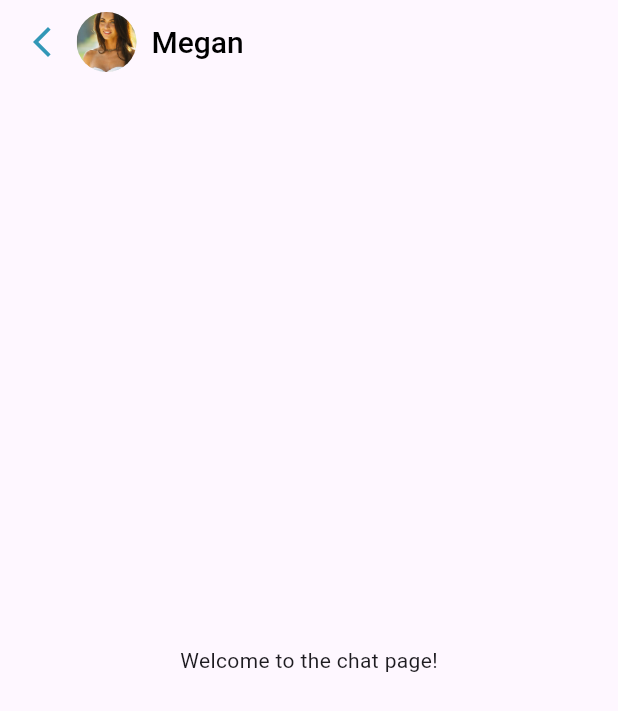
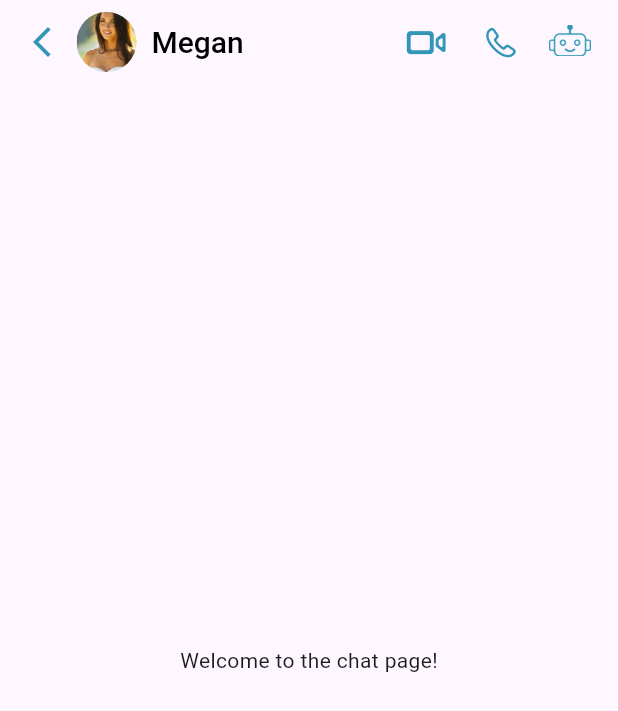
Before and after one commit to melmmarc/kibuddy, a Flutter app: the screen it shows after launch, on a phone screen of 412 x 824 dp. Shown: the top 711 px of the screen. Run offline on Flutter 3.47's test engine with Material 3 defaults, Android fonts, the phone set to English and light mode, and no system bars.

Commit message:
added chat header

```diff
--- a/kibuddy/lib/screens/chat.dart
+++ b/kibuddy/lib/screens/chat.dart
@@ -1,4 +1,5 @@
 import 'package:flutter/material.dart';
+import 'package:flutter/cupertino.dart';
 
 class ChatPage extends StatelessWidget {
   const ChatPage({Key? key}) : super(key: key);
@@ -33,6 +34,40 @@ class ChatPage extends StatelessWidget {
           ],
         ),
         titleSpacing: -5.0,
+        actions: [
+          IconButton(
+            icon: Icon(CupertinoIcons.videocam),
+            color: Color(0xFF3297B7), // Set color for camera icon
+            iconSize: 36, // Adjust the size of the icon
+            onPressed: () {
+              // Add functionality for camera icon
+            },
+          ),
+          IconButton(
+            icon: Icon(CupertinoIcons.phone),
+            color: Color(0xFF3297B7), // Set color for telephone icon
+            iconSize: 24, // Adjust the size of the icon
+            onPressed: () {
+              // Add functionality for telephone icon
+            },
+          ),
+          IconButton(
+  icon: Padding(
+    padding: EdgeInsets.only(right: 10.0), // Add 20 pixels of padding on the right side
+    child: Transform.translate(
+      offset: Offset(0.0, -1.0), // Adjust the offset to move the icon higher
+      child: Image.asset(
+        'assets/images/robot.png', // Path to your PNG icon
+        width: 28, // Adjust width as needed
+        height: 28, // Adjust height as needed
+      ),
+    ),
+  ),
+  onPressed: () {
+    // Add functionality for the robot icon
+  },
+),
+        ],
       ),
       body: const Center(
         child: Text('Welcome to the chat page!'),
--- a/kibuddy/pubspec.yaml
+++ b/kibuddy/pubspec.yaml
@@ -36,6 +36,7 @@ dependencies:
   # The following adds the Cupertino Icons font to your application.
   # Use with the CupertinoIcons class for iOS style icons.
   cupertino_icons: ^1.0.6
+  flutter_svg: ^2.0.10+1
 
 dev_dependencies:
   flutter_test:
@@ -55,6 +56,7 @@ dev_dependencies:
 flutter:
   assets:
     - assets/images/megan-fox.webp
+    - assets/images/robot.png
 
   # The following line ensures that the Material Icons font is
   # included with your application, so that you can use the icons in
```
Also changed, not shown: kibuddy/assets/images/robot.png (added), kibuddy/pubspec.lock.
